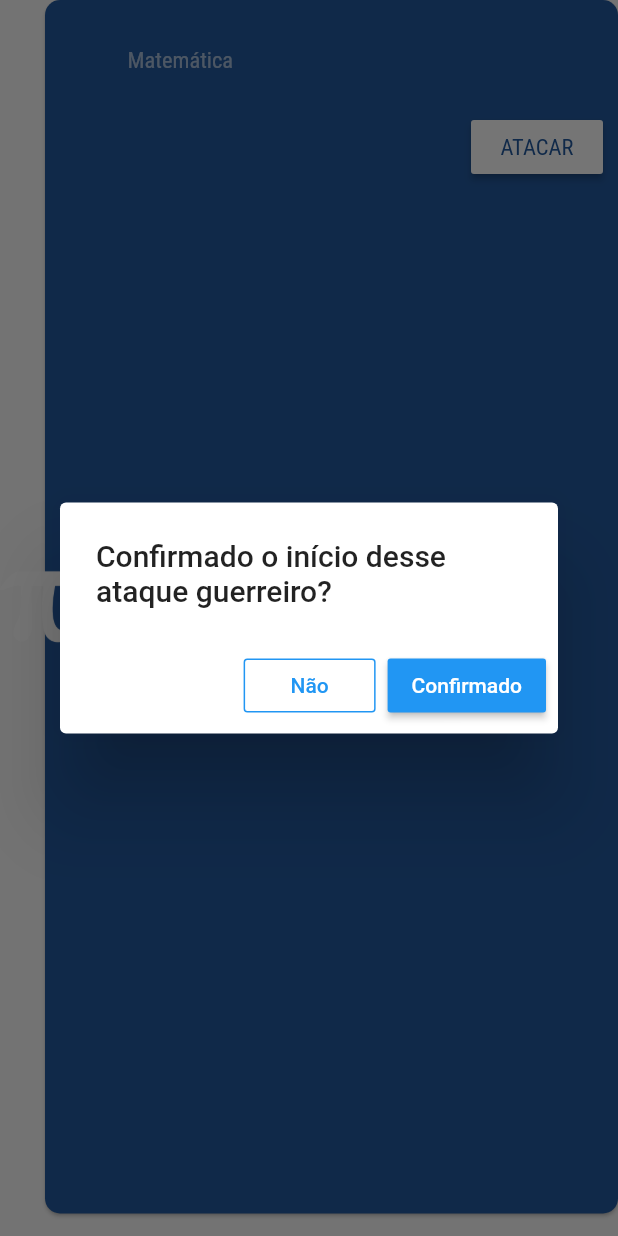
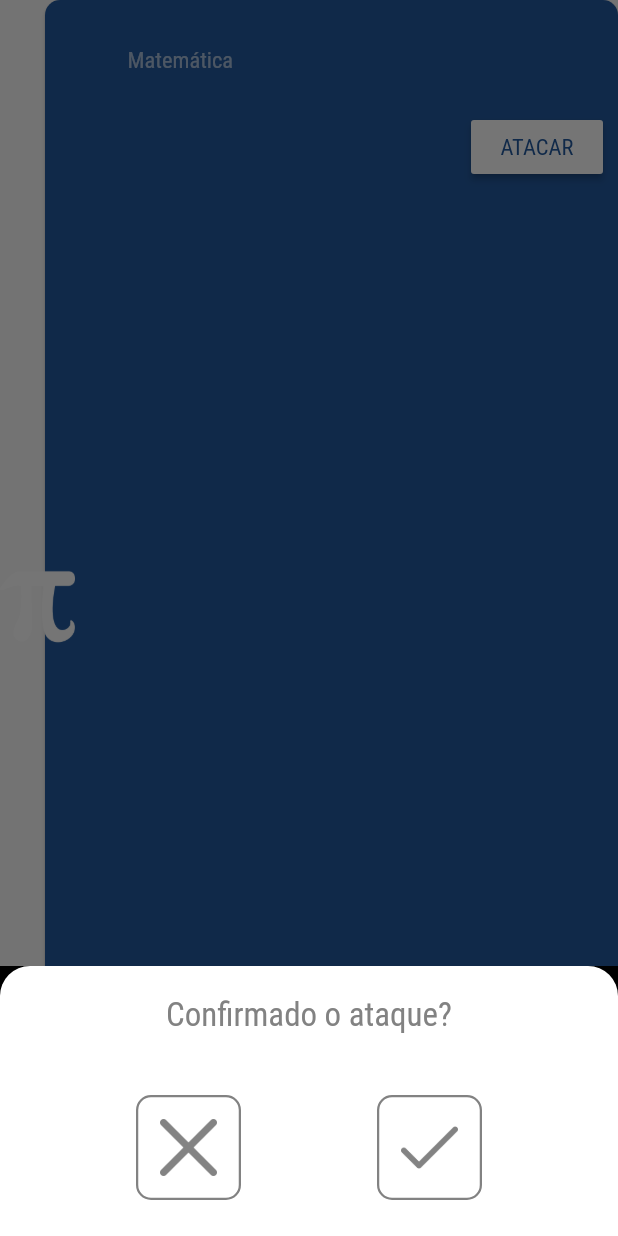
Before and after one commit to RafaelMarotta/Odisseia-Mobile, a Flutter app: the CardMissao widget shown alone on an empty page, opened directly with empty values, after a tap on "ATACAR", on a phone screen of 412 x 824 dp. Run offline on Flutter 3.47's test engine with Material 2 defaults, Android fonts, the phone set to English and light mode, and no system bars; our stand-ins replace percent_indicator, shared_preferences; accounts and stored records are empty; generated files the repository leaves out were written again; network calls fail.

Commit message:
BottomSheetOnsetAttack // ModalChooseHome(provisório)

```diff
--- a/odisseia/lib/view/screens/home_screen.dart
+++ b/odisseia/lib/view/screens/home_screen.dart
@@ -4,6 +4,7 @@ import 'package:odisseia/view/listViews/missao_card_finished_list_view.dart';
 import 'package:odisseia/view/listViews/missao_card_list_view.dart';
 import 'package:odisseia/view/tabs/base_tab.dart';
 import 'package:odisseia/view/widgets/custom_drawer.dart';
+import 'package:odisseia/view/widgets/modal_choose_home.dart';
 
 class HomeScreen extends StatefulWidget {
   HomeScreen({Key key}) : super(key: key);
@@ -77,7 +78,7 @@ class _HomeScreenState extends State<HomeScreen> {
                       child: FloatingActionButton(
                         heroTag: "choose",
                         onPressed: () {
-                          //ModalChooseHome().build(context);
+                          ModalChooseHome().build(context);
                         },
                         child: Icon(Icons.add),
                         backgroundColor: Color.fromARGB(255, 35, 90, 159),
--- /dev/null
+++ b/odisseia/lib/view/widgets/bottomSheet_onset_of_attack.dart
@@ -0,0 +1,100 @@
+import 'package:flutter/material.dart';
+import 'package:odisseia/view/screens/missao_screen.dart';
+
+class BottomSheetOnsetOfAttack extends StatelessWidget {
+  final int missaoId;
+  final int missaoAlunoId;
+  BottomSheetOnsetOfAttack(this.missaoId, this.missaoAlunoId);
+
+  @override
+  Widget build(BuildContext context) {
+    showModalBottomSheet(
+      context: context,
+      builder: (context) {
+        return Container(
+          color: Colors.black,
+          height: 180,
+          child: Container(
+            child: Column(
+              children: <Widget>[
+                Padding(
+                  padding: EdgeInsets.only(top: 20, bottom: 40),
+                  child: Text(
+                    "Confirmado o ataque?",
+                    style: TextStyle(
+                      fontFamily: 'RobotoCondensed-Regular',
+                      fontSize: 22,
+                      color: Color.fromARGB(255, 130, 130, 130),
+                    ),
+                  ),
+                ),
+                Row(
+                  mainAxisAlignment: MainAxisAlignment.spaceEvenly,
+                  children: <Widget>[
+                    SizedBox(
+                      height: 70,
+                      width: 70,
+                      child: OutlineButton(
+                        child: Image(
+                          image: AssetImage("images/close.png"),
+                          height: 60.0,
+                          width: 60.0,
+                        ),
+                        shape: RoundedRectangleBorder(
+                            borderRadius: BorderRadius.circular(10.0)),
+                        borderSide: BorderSide(
+                          color: Color.fromARGB(255, 130, 130, 130),
+                          style: BorderStyle.solid,
+                          width: 1.5,
+                        ),
+                        onPressed: () {
+                          Navigator.of(context).pop();
+                        },
+                      ),
+                    ),
+                    SizedBox(
+                      height: 70,
+                      width: 70,
+                      child: OutlineButton(
+                        child: Image(
+                          image: AssetImage("images/done.png"),
+                          height: 60.0,
+                          width: 60.0,
+                        ),
+                        shape: RoundedRectangleBorder(
+                          borderRadius: BorderRadius.circular(10.0),
+                        ),
+                        borderSide: BorderSide(
+                          color: Color.fromARGB(255, 130, 130, 130),
+                          style: BorderStyle.solid,
+                          width: 1.5,
+                        ),
+                        onPressed: () {
+                          Navigator.of(context).pop();
+                          Navigator.push(
+                            context,
+                            MaterialPageRoute(
+                              builder: (context) => MissaoScreen(this.missaoId, this.missaoAlunoId),
+                            ),
+                          );
+                        },
+                      ),
+                    ),
+                  ],
+                ),
+              ],
+            ),
+            decoration: BoxDecoration(
+              color: Colors.white,
+              borderRadius: BorderRadius.only(
+                topLeft: const Radius.circular(20),
+                topRight: const Radius.circular(20),
+              ),
+            ),
+          ),
+        );
+      },
+    );
+    return null;
+  }
+}
--- a/odisseia/lib/view/widgets/card_missao.dart
+++ b/odisseia/lib/view/widgets/card_missao.dart
@@ -1,6 +1,7 @@
 import 'package:flutter/material.dart';
 import 'package:odisseia/data/model/CardMissaoDTO.dart';
 import 'package:odisseia/view/widgets/alert_onset_of_attack.dart';
+import 'package:odisseia/view/widgets/bottomSheet_onset_of_attack.dart';
 
 class CardMissao extends StatefulWidget {
   final CardMissaoDTO _cardMissaoDTO;
@@ -95,7 +96,8 @@ class _CardMissaoState extends State<CardMissao> {
                     fontSize: 15.0),
               ),
               onPressed: () {
-                Alertonsetofattack(this._cardMissaoDTO.id,this._cardMissaoDTO.fkMissaoAluno).build(context);},
+                BottomSheetOnsetOfAttack(this._cardMissaoDTO.id, this._cardMissaoDTO.fkMissaoAluno).build(context);
+              },
             ),
           ],
         ),
```
Also changed, not shown: odisseia/lib/view/widgets/alert_onset_of_attack.dart (+4 -3 lines), odisseia/lib/view/widgets/modal_choose_home.dart (added, +63 -0 lines).
